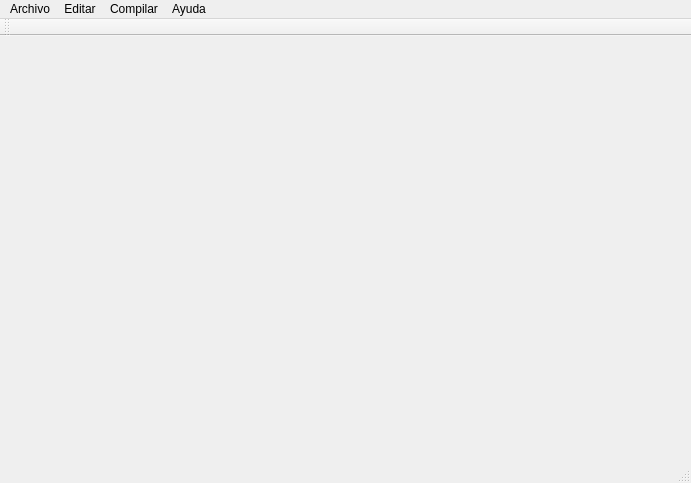
Old version of the form simulador.ui in the repository jesustorcat/Simulador-UDO-2017.
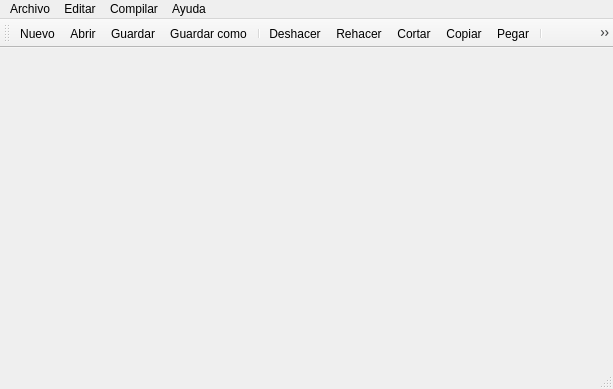
New version of the form. Icons and pictures are not drawn.

Diff of the .ui file:
```diff
--- a/simulador.ui
+++ b/simulador.ui
@@ -6,8 +6,8 @@
    <rect>
     <x>0</x>
     <y>0</y>
-    <width>691</width>
-    <height>483</height>
+    <width>613</width>
+    <height>389</height>
    </rect>
   </property>
   <property name="windowTitle">
@@ -19,7 +19,7 @@
     <rect>
      <x>0</x>
      <y>0</y>
-     <width>691</width>
+     <width>613</width>
      <height>25</height>
     </rect>
    </property>
@@ -74,6 +74,19 @@
    <attribute name="toolBarBreak">
     <bool>false</bool>
    </attribute>
+   <addaction name="actionNuevo"/>
+   <addaction name="actionAbrir"/>
+   <addaction name="actionGuardar"/>
+   <addaction name="actionGuardar_como"/>
+   <addaction name="separator"/>
+   <addaction name="actionDeshacer"/>
+   <addaction name="actionRehacer"/>
+   <addaction name="actionCortar"/>
+   <addaction name="actionCopiar"/>
+   <addaction name="actionPegar"/>
+   <addaction name="separator"/>
+   <addaction name="actionCompilar"/>
+   <addaction name="actionEjecutar"/>
   </widget>
   <widget class="QStatusBar" name="statusBar"/>
   <action name="actionNuevo">
```
Left out of the diff: 91 changed lines with no effect on the pictures.
